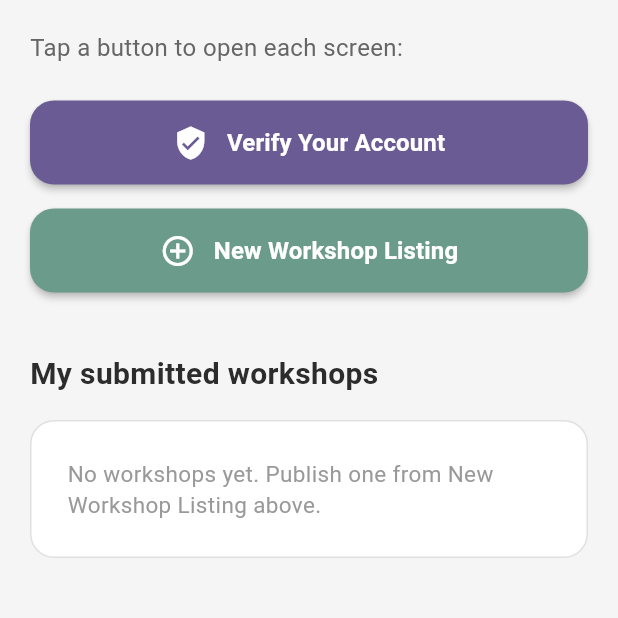
After one commit to candybeanz/skilltar, a Flutter app: the HostDashboardScreen screen opened by its route, on a phone screen of 412 x 824 dp, the top half of it. The commit adds this screen. Run offline on Flutter 3.47's test engine with Material 3 defaults, Android fonts, the phone set to English and light mode, and no system bars; our stand-ins replace cloud_firestore, file_picker, firebase_auth, firebase_core; accounts and stored records are empty.

Commit message:
Add host dashboard screen with navigation to verify account and workshop listing

```diff
--- a/lib/app_router.dart
+++ b/lib/app_router.dart
@@ -7,6 +7,7 @@ import 'screens/main_nav_shell.dart';
 import 'screens/workshop_details_screen.dart';
 import 'screens/verify_account_screen.dart';
 import 'screens/new_workshop_listing_screen.dart';
+import 'screens/host_dashboard_screen.dart';
 import 'models/workshop.dart';
 
 class Routes {
@@ -15,6 +16,7 @@ class Routes {
   static const signup = '/signup';
   static const shell = '/shell';
   static const workshopDetails = '/workshop-details';
+  static const hostDashboard = '/host-dashboard';
   static const hostVerifyPlaceholder = '/host-verify';
   static const newWorkshopListing = '/new-workshop-listing';
 }
@@ -64,6 +66,9 @@ class AppRouter {
         );
       }
 
+      case Routes.hostDashboard:
+        return MaterialPageRoute(builder: (_) => const HostDashboardScreen());
+
       case Routes.hostVerifyPlaceholder:
         return MaterialPageRoute(builder: (_) => const VerifyAccountScreen());
 
--- /dev/null
+++ b/lib/screens/host_dashboard_screen.dart
@@ -0,0 +1,204 @@
+import 'package:flutter/material.dart';
+import '../state/skilltar_store.dart';
+import '../models/workshop.dart';
+import '../app_router.dart';
+
+class HostDashboardScreen extends StatelessWidget {
+  const HostDashboardScreen({super.key});
+
+  @override
+  Widget build(BuildContext context) {
+    final store = SkilltarStore.I;
+
+    return Scaffold(
+      backgroundColor: const Color(0xFFF5F5F5),
+      body: SingleChildScrollView(
+        padding: const EdgeInsets.all(20),
+        child: Column(
+          crossAxisAlignment: CrossAxisAlignment.stretch,
+          children: [
+            const Text(
+              'Tap a button to open each screen:',
+              style: TextStyle(
+                fontSize: 16,
+                color: Color(0xFF666666),
+              ),
+            ),
+            const SizedBox(height: 24),
+
+            // Verify Account Button
+            SizedBox(
+              height: 56,
+              child: ElevatedButton(
+                onPressed: () {
+                  Navigator.of(context).pushNamed(Routes.hostVerifyPlaceholder);
+                },
+                style: ElevatedButton.styleFrom(
+                  backgroundColor: const Color(0xFF6B5B95),
+                  foregroundColor: Colors.white,
+                  shape: RoundedRectangleBorder(
+                    borderRadius: BorderRadius.circular(16),
+                  ),
+                  elevation: 2,
+                ),
+                child: Row(
+                  mainAxisAlignment: MainAxisAlignment.center,
+                  children: [
+                    Icon(Icons.verified_user, size: 24),
+                    const SizedBox(width: 12),
+                    const Text(
+                      'Verify Your Account',
+                      style: TextStyle(
+                        fontSize: 16,
+                        fontWeight: FontWeight.w600,
+                      ),
+                    ),
+                  ],
+                ),
+              ),
+            ),
+            const SizedBox(height: 16),
+
+            // New Workshop Listing Button
+            SizedBox(
+              height: 56,
+              child: ElevatedButton(
+                onPressed: () {
+                  Navigator.of(context).pushNamed(Routes.newWorkshopListing);
+                },
+                style: ElevatedButton.styleFrom(
+                  backgroundColor: const Color(0xFF6B9B8A),
+                  foregroundColor: Colors.white,
+                  shape: RoundedRectangleBorder(
+                    borderRadius: BorderRadius.circular(16),
+                  ),
+                  elevation: 2,
+                ),
+                child: Row(
+                  mainAxisAlignment: MainAxisAlignment.center,
+                  children: [
+                    Icon(Icons.add_circle_outline, size: 24),
+                    const SizedBox(width: 12),
+                    const Text(
+                      'New Workshop Listing',
+                      style: TextStyle(
+                        fontSize: 16,
+                        fontWeight: FontWeight.w600,
+                      ),
+                    ),
+                  ],
+                ),
+              ),
+            ),
+            const SizedBox(height: 40),
+
+            // My submitted workshops section
+            const Text(
+              'My submitted workshops',
+              style: TextStyle(
+                fontSize: 20,
+                fontWeight: FontWeight.bold,
+                color: Color(0xFF2C2C2C),
+              ),
+            ),
+            const SizedBox(height: 16),
+
+            ValueListenableBuilder<List<Workshop>>(
+              valueListenable: store.workshops,
+              builder: (context, workshops, _) {
+                // Filter workshops created by the host (custom_ prefix)
+                final myWorkshops = workshops
+                    .where((w) => w.id.startsWith('custom_'))
+                    .toList();
+
+                if (myWorkshops.isEmpty) {
+                  return Container(
+                    padding: const EdgeInsets.all(24),
+                    decoration: BoxDecoration(
+                      color: Colors.white,
+                      borderRadius: BorderRadius.circular(16),
+                      border: Border.all(color: const Color(0xFFE0E0E0)),
+                    ),
+                    child: const Text(
+                      'No workshops yet. Publish one from New Workshop Listing above.',
+                      style: TextStyle(
+                        fontSize: 15,
+                        color: Color(0xFF999999),
+                      ),
+                    ),
+                  );
+                }
+
+                return Column(
+                  children: myWorkshops.map((workshop) {
+                    return Container(
+                      margin: const EdgeInsets.only(bottom: 12),
+                      padding: const EdgeInsets.all(16),
+                      decoration: BoxDecoration(
+                        color: Colors.white,
+                        borderRadius: BorderRadius.circular(16),
+                        border: Border.all(color: const Color(0xFFE0E0E0)),
+                      ),
+                      child: Column(
+                        crossAxisAlignment: CrossAxisAlignment.start,
+                        children: [
+                          Text(
+                            workshop.title,
+                            style: const TextStyle(
+                              fontSize: 18,
+                              fontWeight: FontWeight.bold,
+                              color: Color(0xFF2C2C2C),
+                            ),
+                          ),
+                          const SizedBox(height: 8),
+                          Text(
+                            workshop.category,
+                            style: const TextStyle(
+                              fontSize: 14,
+                              color: Color(0xFF666666),
+                            ),
+                          ),
+                          const SizedBox(height: 8),
+                          Row(
+                            children: [
+                              Icon(
+                                Icons.people_outline,
+                                size: 16,
+                                color: Color(0xFF999999),
+                              ),
+                              const SizedBox(width: 4),
+                              Text(
+                                '${workshop.slots.length} slot(s)',
+                                style: const TextStyle(
+                                  fontSize: 14,
+                                  color: Color(0xFF999999),
+                                ),
+                              ),
+                              const SizedBox(width: 16),
+                              Icon(
+                                Icons.attach_money,
+                                size: 16,
+                                color: Color(0xFF999999),
+                              ),
+                              Text(
+                                '${workshop.creditsRequired} credits',
+                                style: const TextStyle(
+                                  fontSize: 14,
+                                  color: Color(0xFF999999),
+                                ),
+                              ),
+                            ],
+                          ),
+                        ],
+                      ),
+                    );
+                  }).toList(),
+                );
+              },
+            ),
+          ],
+        ),
+      ),
+    );
+  }
+}
--- a/lib/screens/role_selection_screen.dart
+++ b/lib/screens/role_selection_screen.dart
@@ -80,7 +80,7 @@ class _RoleSelectionScreenState extends State<RoleSelectionScreen> {
                         arguments: const LoginArgs(UserRole.client),
                       );
                     } else {
-                      Navigator.pushNamed(context, Routes.hostVerifyPlaceholder);
+                      Navigator.pushNamed(context, Routes.hostDashboard);
                     }
                   },
                   child: const Text('Continue'),
```
Also changed, not shown: lib/screens/verify_account_screen.dart (+220 -54 lines), pubspec.lock, 1 other file.
